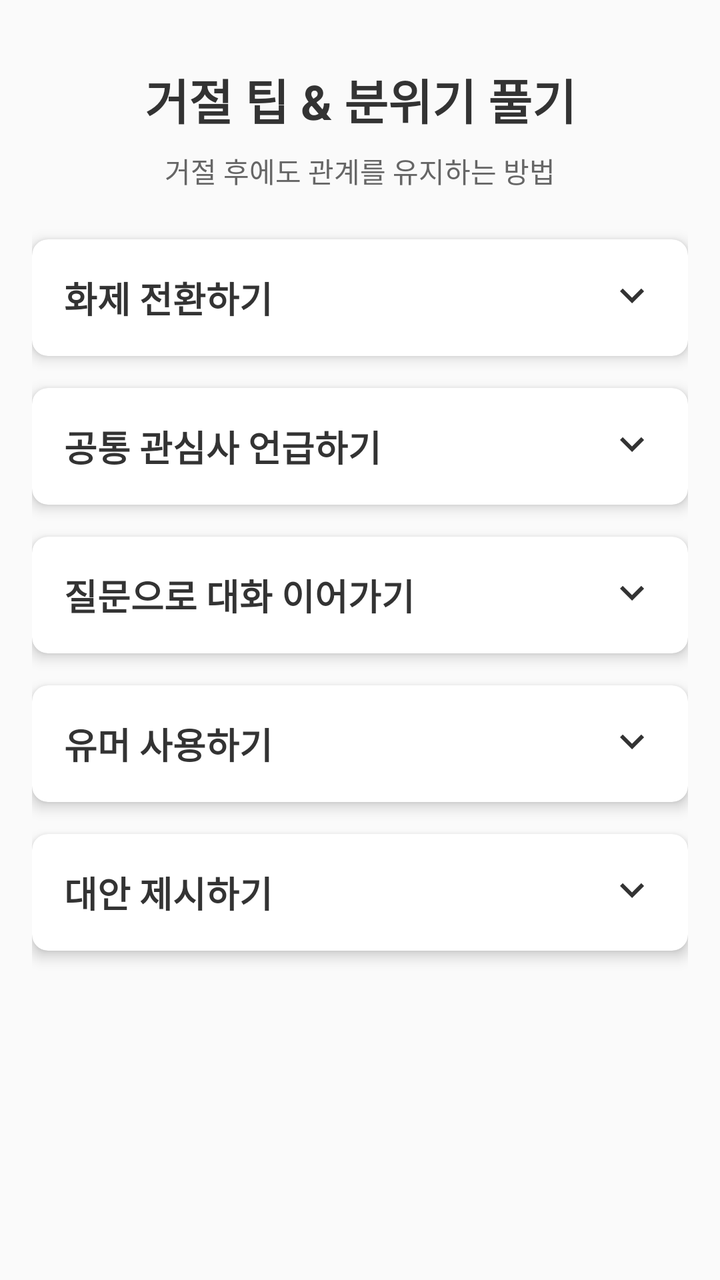
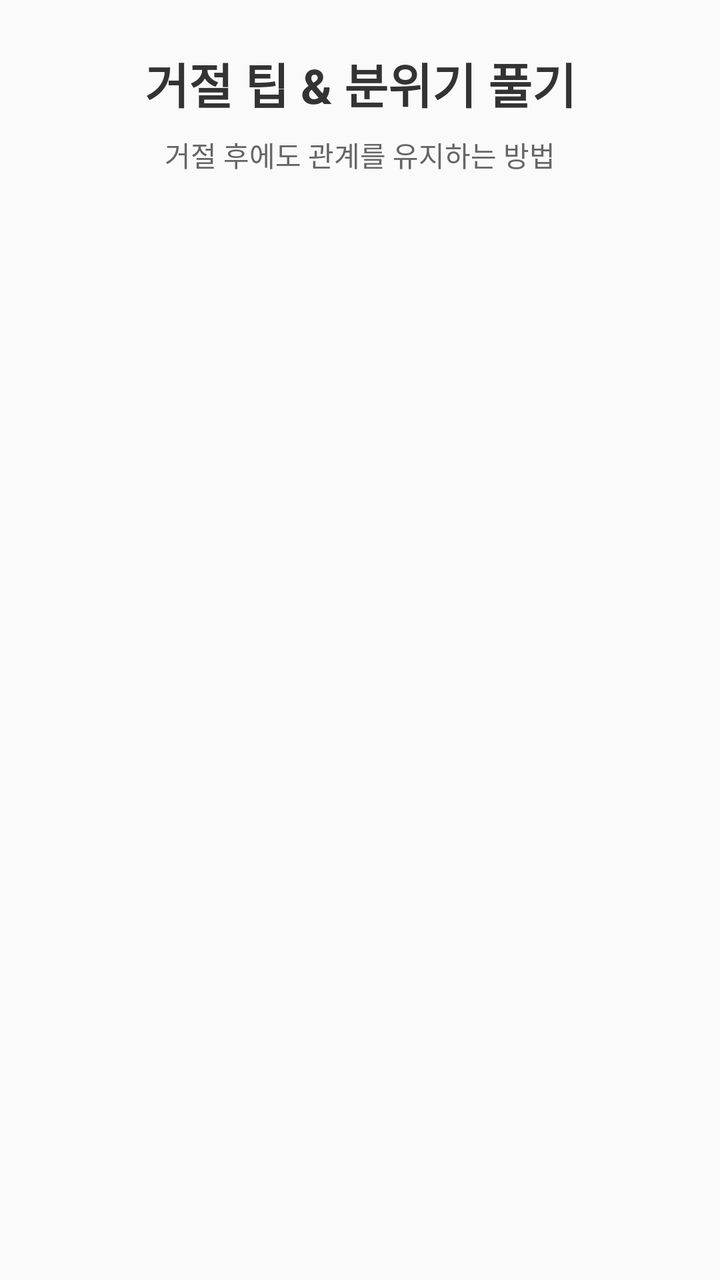

Before-and-after screenshots of an Android layout around one commit, followed by the original layout XML and the change that was made.
<!-- AndroidManifest.xml: activity theme Theme.NopeNotes -->
<!-- res/layout/activity_rejection_tips.xml -->
<?xml version="1.0" encoding="utf-8"?>
<ScrollView xmlns:android="http://schemas.android.com/apk/res/android"
    xmlns:app="http://schemas.android.com/apk/res-auto"
    xmlns:tools="http://schemas.android.com/tools"
    android:layout_width="match_parent"
    android:layout_height="match_parent"
    tools:context=".RejectionTipsActivity">

    <LinearLayout
        android:layout_width="match_parent"
        android:layout_height="wrap_content"
        android:orientation="vertical"
        android:padding="16dp">

        <TextView
            android:id="@+id/tvTitle"
            android:layout_width="match_parent"
            android:layout_height="wrap_content"
            android:layout_marginTop="16dp"
            android:gravity="center"
            android:text="거절 팁 &amp; 분위기 풀기"
            android:textColor="#333333"
            android:textSize="24sp"
            android:textStyle="bold" />

        <TextView
            android:id="@+id/tvSubtitle"
            android:layout_width="match_parent"
            android:layout_height="wrap_content"
            android:layout_marginTop="8dp"
            android:layout_marginBottom="24dp"
            android:gravity="center"
            android:text="거절 후에도 관계를 유지하는 방법"
            android:textColor="#666666"
            android:textSize="14sp" />

        <androidx.cardview.widget.CardView
            android:id="@+id/cardTopicChange"
            android:layout_width="match_parent"
            android:layout_height="wrap_content"
            android:layout_marginBottom="16dp"
            app:cardCornerRadius="8dp"
            app:cardElevation="4dp">

            <LinearLayout
                android:layout_width="match_parent"
                android:layout_height="wrap_content"
                android:orientation="vertical">

                <LinearLayout
                    android:id="@+id/headerTopicChange"
                    android:layout_width="match_parent"
                    android:layout_height="wrap_content"
                    android:orientation="horizontal"
                    android:padding="16dp"
                    android:background="?attr/selectableItemBackground"
                    android:clickable="true"
                    android:focusable="true">

                    <TextView
                        android:layout_width="0dp"
                        android:layout_height="wrap_content"
                        android:layout_weight="1"
                        android:text="화제 전환하기"
                        android:textColor="#333333"
                        android:textSize="18sp"
                        android:textStyle="bold" />

                    <ImageView
                        android:id="@+id/arrowTopicChange"
                        android:layout_width="24dp"
                        android:layout_height="24dp"
                        android:src="@drawable/ic_arrow_down" />
                </LinearLayout>

                <LinearLayout
                    android:id="@+id/contentTopicChange"
                    android:layout_width="match_parent"
                    android:layout_height="wrap_content"
                    android:orientation="vertical"
                    android:padding="16dp"
                    android:visibility="gone">

                    <TextView
                        android:layout_width="match_parent"
                        android:layout_height="wrap_content"
                        android:text="거절한 후 바로 다른 주제로 대화를 전환합니다. 예를 들어, '오늘 저녁은 못 갈 것 같은데, 그런데 지난번에 추천해줬던 그 영화 봤어. 정말 재미있더라고!'"
                        android:textColor="#333333" />

                    <TextView
                        android:layout_width="match_parent"
                        android:layout_height="wrap_content"
                        android:layout_marginTop="12dp"
                        android:text="사용 예시:"
                        android:textColor="#333333"
                        android:textStyle="bold" />

                    <TextView
                        android:layout_width="match_parent"
                        android:layout_height="wrap_content"
                        android:layout_marginTop="4dp"
                        android:text="• '지금은 어려울 것 같아요. 그런데 혹시 지난 주말에 개봉한 그 영화 보셨어요?'\n• '오늘은 시간이 안 될 것 같네요. 그나저나 요즘 날씨가 정말 좋아졌죠?'"
                        android:textColor="#333333" />
                </LinearLayout>
            </LinearLayout>
        </androidx.cardview.widget.CardView>

        <androidx.cardview.widget.CardView
            android:id="@+id/cardCommonInterest"
            android:layout_width="match_parent"
            android:layout_height="wrap_content"
            android:layout_marginBottom="16dp"
            app:cardCornerRadius="8dp"
            app:cardElevation="4dp">

            <LinearLayout
                android:layout_width="match_parent"
                android:layout_height="wrap_content"
                android:orientation="vertical">

                <LinearLayout
                    android:id="@+id/headerCommonInterest"
                    android:layout_width="match_parent"
                    android:layout_height="wrap_content"
                    android:orientation="horizontal"
                    android:padding="16dp"
                    android:background="?attr/selectableItemBackground"
                    android:clickable="true"
                    android:focusable="true">

                    <TextView
                        android:layout_width="0dp"
                        android:layout_height="wrap_content"
                        android:layout_weight="1"
                        android:text="공통 관심사 언급하기"
                        android:textColor="#333333"
                        android:textSize="18sp"
                        android:textStyle="bold" />

                    <ImageView
                        android:id="@+id/arrowCommonInterest"
                        android:layout_width="24dp"
                        android:layout_height="24dp"
                        android:src="@drawable/ic_arrow_down" />
                </LinearLayout>

                <LinearLayout
                    android:id="@+id/contentCommonInterest"
                    android:layout_width="match_parent"
                    android:layout_height="wrap_content"
                    android:orientation="vertical"
                    android:padding="16dp"
                    android:visibility="gone">

                    <TextView
                        android:layout_width="match_parent"
                        android:layout_height="wrap_content"
                        android:text="둘 다 관심 있는 주제로 대화를 돌려보세요. '이번 주말 약속은 어렵지만, 우리 다음 주에 나오는 그 영화 같이 보는 건 어때?'"
                        android:textColor="#333333" />

                    <TextView
                        android:layout_width="match_parent"
                        android:layout_height="wrap_content"
                        android:layout_marginTop="12dp"
                        android:text="사용 예시:"
                        android:textColor="#333333"
                        android:textStyle="bold" />

                    <TextView
                        android:layout_width="match_parent"
                        android:layout_height="wrap_content"
                        android:layout_marginTop="4dp"
                        android:text="• '지금 그 프로젝트는 참여하기 어렵지만, 다음에 계획 중인 마케팅 캠페인에는 꼭 함께하고 싶어요.'\n• '오늘 저녁 약속은 못 지킬 것 같은데, 우리가 좋아하는 그 카페에서 다음 주에 만날까요?'"
                        android:textColor="#333333" />
                </LinearLayout>
            </LinearLayout>
        </androidx.cardview.widget.CardView>

        <androidx.cardview.widget.CardView
            android:id="@+id/cardQuestion"
            android:layout_width="match_parent"
            android:layout_height="wrap_content"
            android:layout_marginBottom="16dp"
            app:cardCornerRadius="8dp"
            app:cardElevation="4dp">

            <LinearLayout
                android:layout_width="match_parent"
                android:layout_height="wrap_content"
                android:orientation="vertical">

                <LinearLayout
                    android:id="@+id/headerQuestion"
                    android:layout_width="match_parent"
                    android:layout_height="wrap_content"
                    android:orientation="horizontal"
                    android:padding="16dp"
                    android:background="?attr/selectableItemBackground"
                    android:clickable="true"
                    android:focusable="true">

                    <TextView
                        android:layout_width="0dp"
                        android:layout_height="wrap_content"
                        android:layout_weight="1"
                        android:text="질문으로 대화 이어가기"
                        android:textColor="#333333"
                        android:textSize="18sp"
                        android:textStyle="bold" />

                    <ImageView
                        android:id="@+id/arrowQuestion"
                        android:layout_width="24dp"
                        android:layout_height="24dp"
                        android:src="@drawable/ic_arrow_down" />
                </LinearLayout>

                <LinearLayout
                    android:id="@+id/contentQuestion"
                    android:layout_width="match_parent"
                    android:layout_height="wrap_content"
                    android:orientation="vertical"
                    android:padding="16dp"
                    android:visibility="gone">

                    <TextView
                        android:layout_width="match_parent"
                        android:layout_height="wrap_content"
                        android:text="상대방에게 질문을 던져 대화를 이어갑니다. '내가 못 가서 미안한데, 너는 어떤 계획 있어?'"
                        android:textColor="#333333" />

                    <TextView
                        android:layout_width="match_parent"
                        android:layout_height="wrap_content"
                        android:layout_marginTop="12dp"
                        android:text="사용 예시:"
                        android:textColor="#333333"
                        android:textStyle="bold" />

                    <TextView
                        android:layout_width="match_parent"
                        android:layout_height="wrap_content"
                        android:layout_marginTop="4dp"
                        android:text="• '제가 지금 도와드리기 어려운데, 혹시 다른 분께 문의해보셨나요?'\n• '이번에는 참석하기 어려울 것 같아요. 그런데 행사 준비는 잘 되어가고 있나요?'"
                        android:textColor="#333333" />
                </LinearLayout>
            </LinearLayout>
        </androidx.cardview.widget.CardView>

        <androidx.cardview.widget.CardView
            android:id="@+id/cardHumor"
            android:layout_width="match_parent"
            android:layout_height="wrap_content"
            android:layout_marginBottom="16dp"
            app:cardCornerRadius="8dp"
            app:cardElevation="4dp">

            <LinearLayout
                android:layout_width="match_parent"
                android:layout_height="wrap_content"
                android:orientation="vertical">

                <LinearLayout
                    android:id="@+id/headerHumor"
                    android:layout_width="match_parent"
                    android:layout_height="wrap_content"
                    android:orientation="horizontal"
                    android:padding="16dp"
                    android:background="?attr/selectableItemBackground"
                    android:clickable="true"
                    android:focusable="true">

                    <TextView
                        android:layout_width="0dp"
                        android:layout_height="wrap_content"
                        android:layout_weight="1"
                        android:text="유머 사용하기"
                        android:textColor="#333333"
                        android:textSize="18sp"
                        android:textStyle="bold" />

                    <ImageView
                        android:id="@+id/arrowHumor"
                        android:layout_width="24dp"
                        android:layout_height="24dp"
                        android:src="@drawable/ic_arrow_down" />
                </LinearLayout>

                <LinearLayout
                    android:id="@+id/contentHumor"
                    android:layout_width="match_parent"
                    android:layout_height="wrap_content"
                    android:orientation="vertical"
                    android:padding="16dp"
                    android:visibility="gone">

                    <TextView
                        android:layout_width="match_parent"
                        android:layout_height="wrap_content"
                        android:text="가벼운 농담으로 어색한 분위기 풀기"
                        android:textColor="#333333" />

                    <TextView
                        android:layout_width="match_parent"
                        android:layout_height="wrap_content"
                        android:layout_marginTop="12dp"
                        android:text="사용 예시:"
                        android:textColor="#333333"
                        android:textStyle="bold" />

                    <TextView
                        android:layout_width="match_parent"
                        android:layout_height="wrap_content"
                        android:layout_marginTop="4dp"
                        android:text="• '오늘은 제 에너지가 바닥났어요. 충전기를 두고 와서 그런가 봐요!'\n• '지금은 안 되지만, 다음에는 슈퍼맨처럼 날아갈게요!'"
                        android:textColor="#333333" />
                </LinearLayout>
            </LinearLayout>
        </androidx.cardview.widget.CardView>

        <androidx.cardview.widget.CardView
            android:id="@+id/cardAlternative"
            android:layout_width="match_parent"
            android:layout_height="wrap_content"
            android:layout_marginBottom="16dp"
            app:cardCornerRadius="8dp"
            app:cardElevation="4dp">

            <LinearLayout
                android:layout_width="match_parent"
                android:layout_height="wrap_content"
                android:orientation="vertical">

                <LinearLayout
                    android:id="@+id/headerAlternative"
                    android:layout_width="match_parent"
                    android:layout_height="wrap_content"
                    android:orientation="horizontal"
                    android:padding="16dp"
                    android:background="?attr/selectableItemBackground"
                    android:clickable="true"
                    android:focusable="true">

                    <TextView
                        android:layout_width="0dp"
                        android:layout_height="wrap_content"
                        android:layout_weight="1"
                        android:text="대안 제시하기"
                        android:textColor="#333333"
                        android:textSize="18sp"
                        android:textStyle="bold" />

                    <ImageView
                        android:id="@+id/arrowAlternative"
                        android:layout_width="24dp"
                        android:layout_height="24dp"
                        android:src="@drawable/ic_arrow_down" />
                </LinearLayout>

                <LinearLayout
                    android:id="@+id/contentAlternative"
                    android:layout_width="match_parent"
                    android:layout_height="wrap_content"
                    android:orientation="vertical"
                    android:padding="16dp"
                    android:visibility="gone">

                    <TextView
                        android:layout_width="match_parent"
                        android:layout_height="wrap_content"
                        android:text="거절하면서 다른 대안을 제시하여 상대방의 실망감을 줄입니다."
                        android:textColor="#333333" />

                    <TextView
                        android:layout_width="match_parent"
                        android:layout_height="wrap_content"
                        android:layout_marginTop="12dp"
                        android:text="사용 예시:"
                        android:textColor="#333333"
                        android:textStyle="bold" />

                    <TextView
                        android:layout_width="match_parent"
                        android:layout_height="wrap_content"
                        android:layout_marginTop="4dp"
                        android:text="• '오늘 저녁은 어렵지만, 내일 점심은 어떠세요?'\n• '제가 직접 도와드릴 순 없지만, 이 문제에 대해 잘 아는 김 대리를 소개해 드릴게요.'"
                        android:textColor="#333333" />
                </LinearLayout>
            </LinearLayout>
        </androidx.cardview.widget.CardView>

    </LinearLayout>
</ScrollView>
<!-- resources referenced by this layout -->
<resources>
  <!-- drawable ic_arrow_down (drawable) -->
  <vector xmlns:android="http://schemas.android.com/apk/res/android"
      android:width="24dp"
      android:height="24dp"
      android:viewportWidth="24"
      android:viewportHeight="24"
      android:tint="#333333">
      <path
          android:fillColor="@android:color/white"
          android:pathData="M7.41,8.59L12,13.17l4.59,-4.58L18,10l-6,6 -6,-6 1.41,-1.41z"/>
  </vector>
  <style name="Theme.NopeNotes" parent="Theme.AppCompat.Light.NoActionBar">
          
          <item name="colorPrimary">@color/purple_500</item>
          <item name="colorPrimaryDark">@color/purple_700</item>
          <item name="colorAccent">@color/teal_200</item>
      </style>
  <color name="purple_500">#FF6200EE</color>
  <color name="purple_700">#FF3700B3</color>
  <color name="teal_200">#FF03DAC5</color>
</resources>

<!-- the commit's change to res/layout/activity_rejection_tips.xml (unified diff, before → after) -->
@@ -1,393 +1,49 @@
 <?xml version="1.0" encoding="utf-8"?>
-<ScrollView xmlns:android="http://schemas.android.com/apk/res/android"
+<androidx.constraintlayout.widget.ConstraintLayout xmlns:android="http://schemas.android.com/apk/res/android"
     xmlns:app="http://schemas.android.com/apk/res-auto"
     xmlns:tools="http://schemas.android.com/tools"
     android:layout_width="match_parent"
     android:layout_height="match_parent"
     tools:context=".RejectionTipsActivity">
 
-    <LinearLayout
-        android:layout_width="match_parent"
+    <TextView
+        android:id="@+id/tvTitle"
+        android:layout_width="wrap_content"
         android:layout_height="wrap_content"
-        android:orientation="vertical"
-        android:padding="16dp">
+        android:layout_marginTop="24dp"
+        android:text="거절 팁 &amp; 분위기 풀기"
+        android:textColor="#333333"
+        android:textSize="24sp"
+        android:textStyle="bold"
+        app:layout_constraintEnd_toEndOf="parent"
+        app:layout_constraintStart_toStartOf="parent"
+        app:layout_constraintTop_toTopOf="parent" />
 
-        <TextView
-            android:id="@+id/tvTitle"
-            android:layout_width="match_parent"
-            android:layout_height="wrap_content"
-            android:layout_marginTop="16dp"
-            android:gravity="center"
-            android:text="거절 팁 &amp; 분위기 풀기"
-            android:textColor="#333333"
-            android:textSize="24sp"
-            android:textStyle="bold" />
+    <TextView
+        android:id="@+id/tvSubtitle"
+        android:layout_width="wrap_content"
+        android:layout_height="wrap_content"
+        android:layout_marginTop="8dp"
+        android:text="거절 후에도 관계를 유지하는 방법"
+        android:textColor="#666666"
+        android:textSize="14sp"
+        app:layout_constraintEnd_toEndOf="parent"
+        app:layout_constraintStart_toStartOf="parent"
+        app:layout_constraintTop_toBottomOf="@+id/tvTitle" />
 
-        <TextView
-            android:id="@+id/tvSubtitle"
-            android:layout_width="match_parent"
-            android:layout_height="wrap_content"
-            android:layout_marginTop="8dp"
-            android:layout_marginBottom="24dp"
-            android:gravity="center"
-            android:text="거절 후에도 관계를 유지하는 방법"
-            android:textColor="#666666"
-            android:textSize="14sp" />
+    <ListView
+        android:id="@+id/listViewRejectionTips"
+        android:layout_width="0dp"
+        android:layout_height="0dp"
+        android:layout_marginStart="16dp"
+        android:layout_marginTop="16dp"
+        android:layout_marginEnd="16dp"
+        android:layout_marginBottom="16dp"
+        android:divider="#E0E0E0"
+        android:dividerHeight="1dp"
+        app:layout_constraintBottom_toBottomOf="parent"
+        app:layout_constraintEnd_toEndOf="parent"
+        app:layout_constraintStart_toStartOf="parent"
+        app:layout_constraintTop_toBottomOf="@+id/tvSubtitle" />
 
-        <androidx.cardview.widget.CardView
-            android:id="@+id/cardTopicChange"
-            android:layout_width="match_parent"
-            android:layout_height="wrap_content"
-            android:layout_marginBottom="16dp"
-            app:cardCornerRadius="8dp"
-            app:cardElevation="4dp">
-
-            <LinearLayout
-                android:layout_width="match_parent"
-                android:layout_height="wrap_content"
-                android:orientation="vertical">
-
-                <LinearLayout
-                    android:id="@+id/headerTopicChange"
-                    android:layout_width="match_parent"
-                    android:layout_height="wrap_content"
-                    android:orientation="horizontal"
-                    android:padding="16dp"
-                    android:background="?attr/selectableItemBackground"
-                    android:clickable="true"
-                    android:focusable="true">
-
-                    <TextView
-                        android:layout_width="0dp"
-                        android:layout_height="wrap_content"
-                        android:layout_weight="1"
-                        android:text="화제 전환하기"
-                        android:textColor="#333333"
-                        android:textSize="18sp"
-                        android:textStyle="bold" />
-
-                    <ImageView
-                        android:id="@+id/arrowTopicChange"
-                        android:layout_width="24dp"
-                        android:layout_height="24dp"
-                        android:src="@drawable/ic_arrow_down" />
-                </LinearLayout>
-
-                <LinearLayout
-                    android:id="@+id/contentTopicChange"
-                    android:layout_width="match_parent"
-                    android:layout_height="wrap_content"
-                    android:orientation="vertical"
-                    android:padding="16dp"
-                    android:visibility="gone">
-
-                    <TextView
-                        android:layout_width="match_parent"
-                        android:layout_height="wrap_content"
-                        android:text="거절한 후 바로 다른 주제로 대화를 전환합니다. 예를 들어, '오늘 저녁은 못 갈 것 같은데, 그런데 지난번에 추천해줬던 그 영화 봤어. 정말 재미있더라고!'"
-                        android:textColor="#333333" />
-
-                    <TextView
-                        android:layout_width="match_parent"
-                        android:layout_height="wrap_content"
-                        android:layout_marginTop="12dp"
-                        android:text="사용 예시:"
-                        android:textColor="#333333"
-                        android:textStyle="bold" />
-
-                    <TextView
-                        android:layout_width="match_parent"
-                        android:layout_height="wrap_content"
-                        android:layout_marginTop="4dp"
-                        android:text="• '지금은 어려울 것 같아요. 그런데 혹시 지난 주말에 개봉한 그 영화 보셨어요?'\n• '오늘은 시간이 안 될 것 같네요. 그나저나 요즘 날씨가 정말 좋아졌죠?'"
-                        android:textColor="#333333" />
-                </LinearLayout>
-            </LinearLayout>
-        </androidx.cardview.widget.CardView>
-
-        <androidx.cardview.widget.CardView
-            android:id="@+id/cardCommonInterest"
-            android:layout_width="match_parent"
-            android:layout_height="wrap_content"
-            android:layout_marginBottom="16dp"
-            app:cardCornerRadius="8dp"
-            app:cardElevation="4dp">
-
-            <LinearLayout
-                android:layout_width="match_parent"
-                android:layout_height="wrap_content"
-                android:orientation="vertical">
-
-                <LinearLayout
-                    android:id="@+id/headerCommonInterest"
-                    android:layout_width="match_parent"
-                    android:layout_height="wrap_content"
-                    android:orientation="horizontal"
-                    android:padding="16dp"
-                    android:background="?attr/selectableItemBackground"
-                    android:clickable="true"
-                    android:focusable="true">
-
-                    <TextView
-                        android:layout_width="0dp"
-                        android:layout_height="wrap_content"
-                        android:layout_weight="1"
-                        android:text="공통 관심사 언급하기"
-                        android:textColor="#333333"
-                        android:textSize="18sp"
-                        android:textStyle="bold" />
-
-                    <ImageView
-                        android:id="@+id/arrowCommonInterest"
-                        android:layout_width="24dp"
-                        android:layout_height="24dp"
-                        android:src="@drawable/ic_arrow_down" />
-                </LinearLayout>
-
-                <LinearLayout
-                    android:id="@+id/contentCommonInterest"
-                    android:layout_width="match_parent"
-                    android:layout_height="wrap_content"
-                    android:orientation="vertical"
-                    android:padding="16dp"
-                    android:visibility="gone">
-
-                    <TextView
-                        android:layout_width="match_parent"
-                        android:layout_height="wrap_content"
-                        android:text="둘 다 관심 있는 주제로 대화를 돌려보세요. '이번 주말 약속은 어렵지만, 우리 다음 주에 나오는 그 영화 같이 보는 건 어때?'"
-                        android:textColor="#333333" />
-
-                    <TextView
-                        android:layout_width="match_parent"
-                        android:layout_height="wrap_content"
-                        android:layout_marginTop="12dp"
-                        android:text="사용 예시:"
-                        android:textColor="#333333"
-                        android:textStyle="bold" />
-
-                    <TextView
-                        android:layout_width="match_parent"
-                        android:layout_height="wrap_content"
-                        android:layout_marginTop="4dp"
-                        android:text="• '지금 그 프로젝트는 참여하기 어렵지만, 다음에 계획 중인 마케팅 캠페인에는 꼭 함께하고 싶어요.'\n• '오늘 저녁 약속은 못 지킬 것 같은데, 우리가 좋아하는 그 카페에서 다음 주에 만날까요?'"
-                        android:textColor="#333333" />
-                </LinearLayout>
-            </LinearLayout>
-        </androidx.cardview.widget.CardView>
-
-        <androidx.cardview.widget.CardView
-            android:id="@+id/cardQuestion"
-            android:layout_width="match_parent"
-            android:layout_height="wrap_content"
-            android:layout_marginBottom="16dp"
-            app:cardCornerRadius="8dp"
-            app:cardElevation="4dp">
-
-            <LinearLayout
-                android:layout_width="match_parent"
-                android:layout_height="wrap_content"
-                android:orientation="vertical">
-
-                <LinearLayout
-                    android:id="@+id/headerQuestion"
-                    android:layout_width="match_parent"
-                    android:layout_height="wrap_content"
-                    android:orientation="horizontal"
-                    android:padding="16dp"
-                    android:background="?attr/selectableItemBackground"
-                    android:clickable="true"
-                    android:focusable="true">
-
-                    <TextView
-                        android:layout_width="0dp"
-                        android:layout_height="wrap_content"
-                        android:layout_weight="1"
-                        android:text="질문으로 대화 이어가기"
-                        android:textColor="#333333"
-                        android:textSize="18sp"
-                        android:textStyle="bold" />
-
-                    <ImageView
-                        android:id="@+id/arrowQuestion"
-                        android:layout_width="24dp"
-                        android:layout_height="24dp"
-                        android:src="@drawable/ic_arrow_down" />
-                </LinearLayout>
-
-                <LinearLayout
-                    android:id="@+id/contentQuestion"
-                    android:layout_width="match_parent"
-                    android:layout_height="wrap_content"
-                    android:orientation="vertical"
-                    android:padding="16dp"
-                    android:visibility="gone">
-
-                    <TextView
-                        android:layout_width="match_parent"
-                        android:layout_height="wrap_content"
-                        android:text="상대방에게 질문을 던져 대화를 이어갑니다. '내가 못 가서 미안한데, 너는 어떤 계획 있어?'"
-                        android:textColor="#333333" />
-
-                    <TextView
-                        android:layout_width="match_parent"
-                        android:layout_height="wrap_content"
-                        android:layout_marginTop="12dp"
-                        android:text="사용 예시:"
-                        android:textColor="#333333"
-                        android:textStyle="bold" />
-
-                    <TextView
-                        android:layout_width="match_parent"
-                        android:layout_height="wrap_content"
-                        android:layout_marginTop="4dp"
-                        android:text="• '제가 지금 도와드리기 어려운데, 혹시 다른 분께 문의해보셨나요?'\n• '이번에는 참석하기 어려울 것 같아요. 그런데 행사 준비는 잘 되어가고 있나요?'"
-                        android:textColor="#333333" />
-                </LinearLayout>
-            </LinearLayout>
-        </androidx.cardview.widget.CardView>
-
-        <androidx.cardview.widget.CardView
-            android:id="@+id/cardHumor"
-            android:layout_width="match_parent"
-            android:layout_height="wrap_content"
-            android:layout_marginBottom="16dp"
-            app:cardCornerRadius="8dp"
-            app:cardElevation="4dp">
-
-            <LinearLayout
-                android:layout_width="match_parent"
-                android:layout_height="wrap_content"
-                android:orientation="vertical">
-
-                <LinearLayout
-                    android:id="@+id/headerHumor"
-                    android:layout_width="match_parent"
-                    android:layout_height="wrap_content"
-                    android:orientation="horizontal"
-                    android:padding="16dp"
-                    android:background="?attr/selectableItemBackground"
-                    android:clickable="true"
-                    android:focusable="true">
-
-                    <TextView
-                        android:layout_width="0dp"
-                        android:layout_height="wrap_content"
-                        android:layout_weight="1"
-                        android:text="유머 사용하기"
-                        android:textColor="#333333"
-                        android:textSize="18sp"
-                        android:textStyle="bold" />
-
-                    <ImageView
-                        android:id="@+id/arrowHumor"
-                        android:layout_width="24dp"
-                        android:layout_height="24dp"
-                        android:src="@drawable/ic_arrow_down" />
-                </LinearLayout>
-
-                <LinearLayout
-                    android:id="@+id/contentHumor"
-                    android:layout_width="match_parent"
-                    android:layout_height="wrap_content"
-                    android:orientation="vertical"
-                    android:padding="16dp"
-                    android:visibility="gone">
-
-                    <TextView
-                        android:layout_width="match_parent"
-                        android:layout_height="wrap_content"
-                        android:text="가벼운 농담으로 어색한 분위기 풀기"
-                        android:textColor="#333333" />
-
-                    <TextView
-                        android:layout_width="match_parent"
-                        android:layout_height="wrap_content"
-                        android:layout_marginTop="12dp"
-                        android:text="사용 예시:"
-                        android:textColor="#333333"
-                        android:textStyle="bold" />
-
-                    <TextView
-                        android:layout_width="match_parent"
-                        android:layout_height="wrap_content"
-                        android:layout_marginTop="4dp"
-                        android:text="• '오늘은 제 에너지가 바닥났어요. 충전기를 두고 와서 그런가 봐요!'\n• '지금은 안 되지만, 다음에는 슈퍼맨처럼 날아갈게요!'"
-                        android:textColor="#333333" />
-                </LinearLayout>
-            </LinearLayout>
-        </androidx.cardview.widget.CardView>
-
-        <androidx.cardview.widget.CardView
-            android:id="@+id/cardAlternative"
-            android:layout_width="match_parent"
-            android:layout_height="wrap_content"
-            android:layout_marginBottom="16dp"
-            app:cardCornerRadius="8dp"
-            app:cardElevation="4dp">
-
-            <LinearLayout
-                android:layout_width="match_parent"
-                android:layout_height="wrap_content"
-                android:orientation="vertical">
-
-                <LinearLayout
-                    android:id="@+id/headerAlternative"
-                    android:layout_width="match_parent"
-                    android:layout_height="wrap_content"
-                    android:orientation="horizontal"
-                    android:padding="16dp"
-                    android:background="?attr/selectableItemBackground"
-                    android:clickable="true"
-                    android:focusable="true">
-
-                    <TextView
-                        android:layout_width="0dp"
-                        android:layout_height="wrap_content"
-                        android:layout_weight="1"
-                        android:text="대안 제시하기"
-                        android:textColor="#333333"
-                        android:textSize="18sp"
-                        android:textStyle="bold" />
-
-                    <ImageView
-                        android:id="@+id/arrowAlternative"
-                        android:layout_width="24dp"
-                        android:layout_height="24dp"
-                        android:src="@drawable/ic_arrow_down" />
-                </LinearLayout>
-
-                <LinearLayout
-                    android:id="@+id/contentAlternative"
-                    android:layout_width="match_parent"
-                    android:layout_height="wrap_content"
-                    android:orientation="vertical"
-                    android:padding="16dp"
-                    android:visibility="gone">
-
-                    <TextView
-                        android:layout_width="match_parent"
-                        android:layout_height="wrap_content"
-                        android:text="거절하면서 다른 대안을 제시하여 상대방의 실망감을 줄입니다."
-                        android:textColor="#333333" />
-
-                    <TextView
-                        android:layout_width="match_parent"
-                        android:layout_height="wrap_content"
-                        android:layout_marginTop="12dp"
-                        android:text="사용 예시:"
-                        android:textColor="#333333"
-                        android:textStyle="bold" />
-
-                    <TextView
-                        android:layout_width="match_parent"
-                        android:layout_height="wrap_content"
-                        android:layout_marginTop="4dp"
-                        android:text="• '오늘 저녁은 어렵지만, 내일 점심은 어떠세요?'\n• '제가 직접 도와드릴 순 없지만, 이 문제에 대해 잘 아는 김 대리를 소개해 드릴게요.'"
-                        android:textColor="#333333" />
-                </LinearLayout>
-            </LinearLayout>
-        </androidx.cardview.widget.CardView>
-
-    </LinearLayout>
-</ScrollView>
+</androidx.constraintlayout.widget.ConstraintLayout>
<!-- resource entries referenced after the edit -->
@@ -1,16 +1,5 @@
 <!-- resources referenced by this layout -->
 <resources>
-  <!-- drawable ic_arrow_down (drawable) -->
-  <vector xmlns:android="http://schemas.android.com/apk/res/android"
-      android:width="24dp"
-      android:height="24dp"
-      android:viewportWidth="24"
-      android:viewportHeight="24"
-      android:tint="#333333">
-      <path
-          android:fillColor="@android:color/white"
-          android:pathData="M7.41,8.59L12,13.17l4.59,-4.58L18,10l-6,6 -6,-6 1.41,-1.41z"/>
-  </vector>
   <style name="Theme.NopeNotes" parent="Theme.AppCompat.Light.NoActionBar">
           
           <item name="colorPrimary">@color/purple_500</item>
